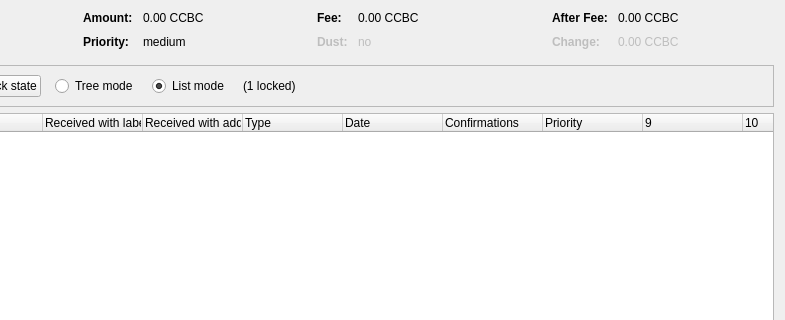
Qt form src/qt/forms/coincontroldialog.ui (CryptoCashBack-Hub/CCBC) before a commit; both pictures show x 169 to 954 and y 0 to 320 of the 954 by 500 pixel window.
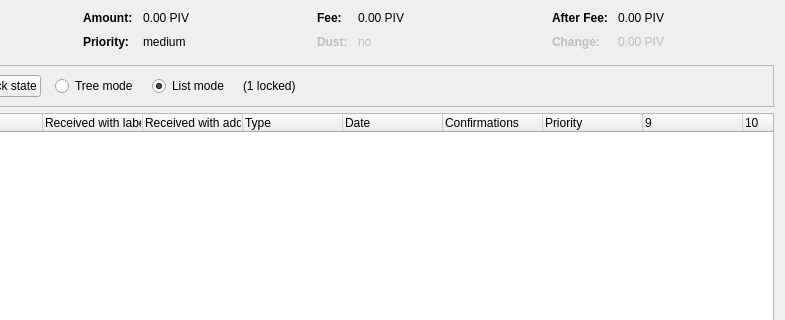
The same form after that commit. Custom widgets are drawn as their Qt base class.

Patch:
```diff
--- a/src/qt/forms/coincontroldialog.ui
+++ b/src/qt/forms/coincontroldialog.ui
@@ -132,7 +132,7 @@
           <enum>Qt::ActionsContextMenu</enum>
          </property>
          <property name="text">
-          <string notr="true">0.00 CCBC</string>
+          <string notr="true">0.00 PIV</string>
          </property>
          <property name="textInteractionFlags">
           <set>Qt::LinksAccessibleByMouse|Qt::TextSelectableByKeyboard|Qt::TextSelectableByMouse</set>
@@ -206,7 +206,7 @@
           <enum>Qt::ActionsContextMenu</enum>
          </property>
          <property name="text">
-          <string notr="true">0.00 CCBC</string>
+          <string notr="true">0.00 PIV</string>
          </property>
          <property name="textInteractionFlags">
           <set>Qt::LinksAccessibleByMouse|Qt::TextSelectableByKeyboard|Qt::TextSelectableByMouse</set>
@@ -286,7 +286,7 @@
           <enum>Qt::ActionsContextMenu</enum>
          </property>
          <property name="text">
-          <string notr="true">0.00 CCBC</string>
+          <string notr="true">0.00 PIV</string>
          </property>
          <property name="textInteractionFlags">
           <set>Qt::LinksAccessibleByMouse|Qt::TextSelectableByKeyboard|Qt::TextSelectableByMouse</set>
@@ -321,7 +321,7 @@
           <enum>Qt::ActionsContextMenu</enum>
          </property>
          <property name="text">
-          <string notr="true">0.00 CCBC</string>
+          <string notr="true">0.00 PIV</string>
          </property>
          <property name="textInteractionFlags">
           <set>Qt::LinksAccessibleByMouse|Qt::TextSelectableByKeyboard|Qt::TextSelectableByMouse</set>
```
Left out of the diff: 4 changed lines with no effect on the pictures.
